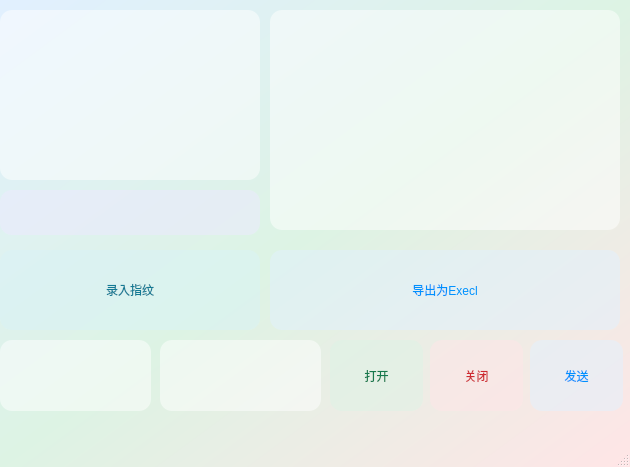
Sakura-0124/24061ProjectDemo, file SmartAttendanceMachine/mainwindow.ui: the form before one commit.
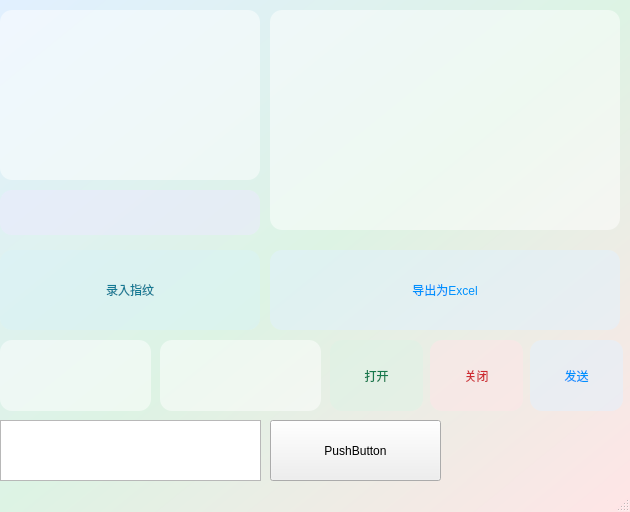
The form after the commit.

```diff
--- a/SmartAttendanceMachine/mainwindow.ui
+++ b/SmartAttendanceMachine/mainwindow.ui
@@ -7,7 +7,7 @@
     <x>0</x>
     <y>0</y>
     <width>630</width>
-    <height>467</height>
+    <height>512</height>
    </rect>
   </property>
   <property name="windowTitle">
@@ -120,7 +120,7 @@
 }</string>
     </property>
     <property name="text">
-     <string>导出为Execl</string>
+     <string>导出为Excel</string>
     </property>
    </widget>
    <widget class="QLineEdit" name="portNameEdit">
@@ -225,6 +225,29 @@
 }</string>
     </property>
    </widget>
+   <widget class="QTextBrowser" name="textBrowser">
+    <property name="geometry">
+     <rect>
+      <x>0</x>
+      <y>420</y>
+      <width>261</width>
+      <height>61</height>
+     </rect>
+    </property>
+   </widget>
+   <widget class="QPushButton" name="voiceRecognitionButton">
+    <property name="geometry">
+     <rect>
+      <x>270</x>
+      <y>420</y>
+      <width>171</width>
+      <height>61</height>
+     </rect>
+    </property>
+    <property name="text">
+     <string>PushButton</string>
+    </property>
+   </widget>
   </widget>
   <widget class="QMenuBar" name="menubar">
    <property name="geometry">
```
